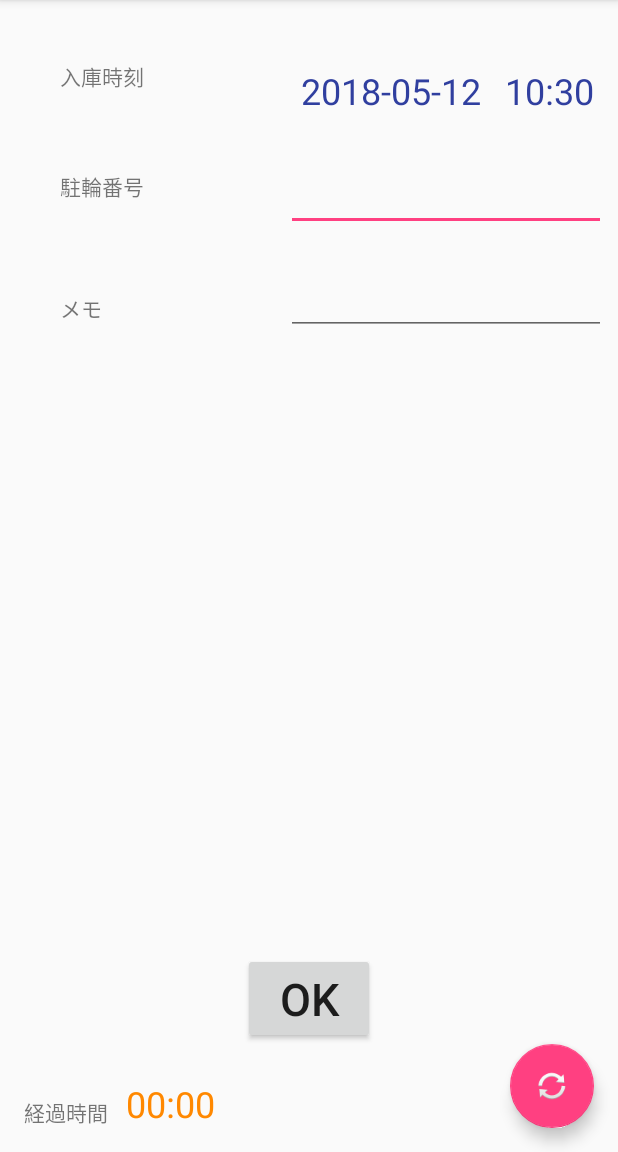
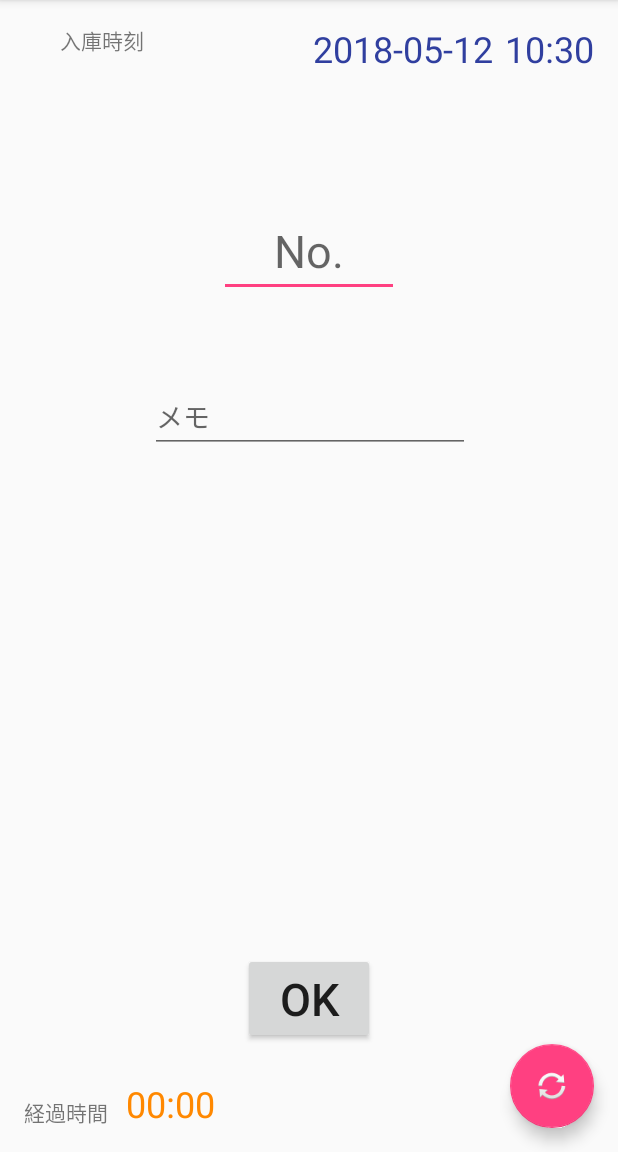
Before and after one commit to tanopanta/ChariDoco, an Android app: the screen it shows after launch (MainActivity), on a phone screen of 412 x 824 dp, the part 84-1236 px from its top. Run offline under Robolectric (Android 15) with nearby library versions, the phone set to English and light mode, and no system bars.

Commit message:
レイアウトを改良

```diff
--- a/app/src/main/res/layout/activity_main.xml
+++ b/app/src/main/res/layout/activity_main.xml
@@ -11,10 +11,10 @@
         android:id="@+id/textDate"
         android:layout_width="wrap_content"
         android:layout_height="wrap_content"
-        android:layout_marginEnd="16dp"
+        android:layout_marginEnd="8dp"
         android:layout_marginRight="168dp"
-        android:layout_marginTop="44dp"
-        android:text="2017-00-00"
+        android:layout_marginTop="16dp"
+        android:text="@string/dateDefault"
         android:textColor="@color/colorPrimaryDark"
         android:textSize="24sp"
         app:layout_constraintEnd_toStartOf="@+id/textTime"
@@ -26,58 +26,43 @@
         android:layout_width="wrap_content"
         android:layout_height="wrap_content"
         android:layout_marginStart="40dp"
-        android:layout_marginTop="40dp"
+        android:layout_marginTop="16dp"
         android:labelFor="@+id/editTime"
         android:text="@string/timerTitle"
         app:layout_constraintStart_toStartOf="parent"
         app:layout_constraintTop_toTopOf="parent" />
 
-    <TextView
-        android:id="@+id/textView2"
-        android:layout_width="wrap_content"
-        android:layout_height="wrap_content"
-        android:layout_marginStart="40dp"
-        android:layout_marginTop="52dp"
-        android:labelFor="@+id/editParkingID"
-        android:text="@string/ParkingID"
-        app:layout_constraintStart_toStartOf="parent"
-        app:layout_constraintTop_toBottomOf="@+id/textView" />
-
     <EditText
         android:id="@+id/editParkingID"
-        android:layout_width="wrap_content"
+        android:layout_width="120sp"
         android:layout_height="wrap_content"
-        android:layout_marginEnd="8dp"
-        android:layout_marginRight="16dp"
-        android:layout_marginTop="32dp"
+        android:layout_marginTop="88dp"
         android:ems="10"
+        android:hint="@string/parkingIdHint"
+        android:imeOptions="actionDone"
         android:inputType="number"
+        android:textAlignment="center"
+        android:textSize="30sp"
         app:layout_constraintEnd_toEndOf="parent"
+        app:layout_constraintLeft_toLeftOf="parent"
         app:layout_constraintRight_toRightOf="parent"
+        app:layout_constraintStart_toStartOf="parent"
         app:layout_constraintTop_toBottomOf="@+id/textTime" />
-
-    <TextView
-        android:id="@+id/textView3"
-        android:layout_width="wrap_content"
-        android:layout_height="wrap_content"
-        android:layout_marginStart="40dp"
-        android:layout_marginTop="60dp"
-        android:labelFor="@+id/editMemo"
-        android:text="@string/Memo"
-        app:layout_constraintStart_toStartOf="parent"
-        app:layout_constraintTop_toBottomOf="@+id/textView2" />
 
     <EditText
         android:id="@+id/editMemo"
         android:layout_width="wrap_content"
         android:layout_height="wrap_content"
-        android:layout_marginEnd="8dp"
-        android:layout_marginRight="16dp"
-        android:layout_marginTop="24dp"
+        android:layout_marginTop="56dp"
         android:ems="10"
-        android:inputType="text"
+        android:hint="@string/Memo"
+        android:inputType="textMultiLine"
+        android:singleLine="false"
         app:layout_constraintEnd_toEndOf="parent"
+        app:layout_constraintHorizontal_bias="0.503"
+        app:layout_constraintLeft_toLeftOf="parent"
         app:layout_constraintRight_toRightOf="parent"
+        app:layout_constraintStart_toStartOf="parent"
         app:layout_constraintTop_toBottomOf="@+id/editParkingID" />
 
     <android.support.design.widget.FloatingActionButton
@@ -99,11 +84,13 @@
         android:layout_width="wrap_content"
         android:layout_height="wrap_content"
         android:layout_marginEnd="16dp"
-        android:layout_marginTop="44dp"
-        android:text="00:00"
+        android:layout_marginRight="16dp"
+        android:layout_marginTop="16dp"
+        android:text="@string/timeDefault"
         android:textColor="@color/colorPrimaryDark"
         android:textSize="24sp"
         app:layout_constraintEnd_toEndOf="parent"
+        app:layout_constraintRight_toRightOf="parent"
         app:layout_constraintTop_toTopOf="parent" />
 
     <TextView
@@ -122,7 +109,7 @@
         android:layout_height="wrap_content"
         android:layout_marginBottom="16dp"
         android:layout_marginStart="12dp"
-        android:text="00:00"
+        android:text="@string/timeDefault"
         android:textColor="@android:color/holo_orange_dark"
         android:textSize="24sp"
         app:layout_constraintBottom_toBottomOf="parent"
@@ -133,7 +120,7 @@
         android:layout_width="wrap_content"
         android:layout_height="wrap_content"
         android:layout_marginBottom="72dp"
-        android:text="OK"
+        android:text="@string/ok"
         android:textSize="30sp"
         app:layout_constraintBottom_toBottomOf="parent"
         app:layout_constraintLeft_toLeftOf="parent"
--- a/app/src/main/res/values/strings.xml
+++ b/app/src/main/res/values/strings.xml
@@ -1,10 +1,11 @@
 <resources>
     <string name="app_name">ChariDoco</string>
 
-    <!-- TODO: Remove or change this placeholder text -->
-    <string name="hello_blank_fragment">Hello blank fragment</string>
     <string name="timerTitle">入庫時刻</string>
-    <string name="ParkingID">駐輪番号</string>
     <string name="Memo">メモ</string>
     <string name="elapsed_time">経過時間</string>
+    <string name="dateDefault">2017-00-00</string>
+    <string name="parkingIdHint">No.</string>
+    <string name="timeDefault">00:00</string>
+    <string name="ok">OK</string>
 </resources>
```
